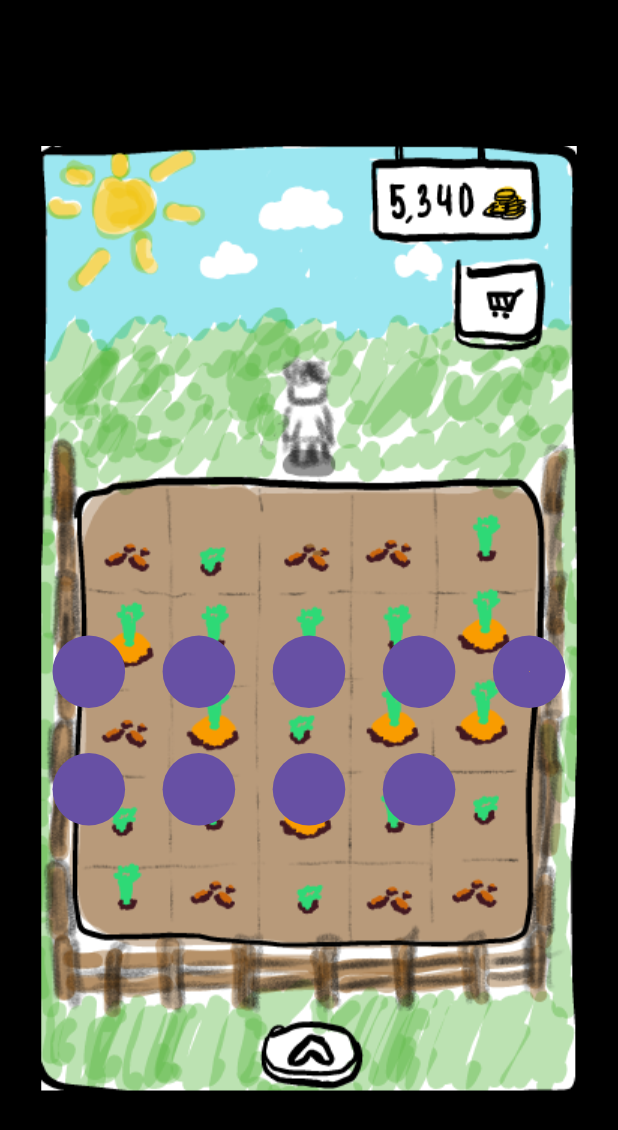
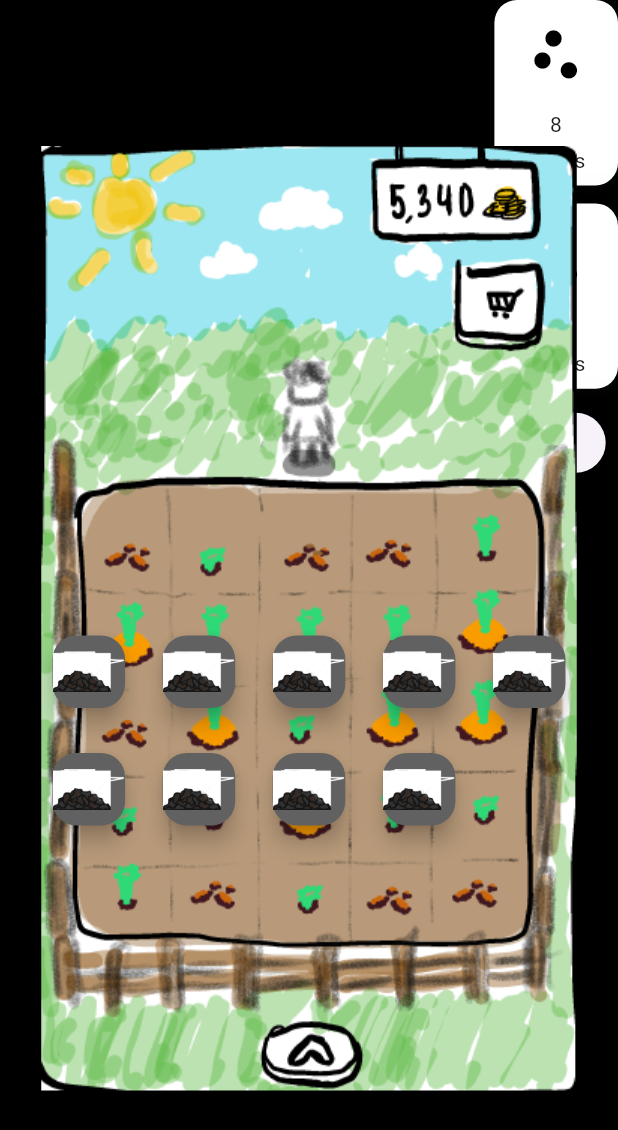
Before and after one commit to CS196Illinois/Group4-SP24, a Flutter app: the screen it shows after launch, on a phone screen of 412 x 824 dp. Shown: the top 1130 px of the screen. Run offline on Flutter 3.47's test engine with Material 3 defaults, Android fonts, the phone set to English and light mode, and no system bars; missing offline and left inert: flutterflow_ui, modal_side_sheet.

Commit message:
game function with changing images

```diff
--- a/flutter_application_2/lib/button.dart
+++ b/flutter_application_2/lib/button.dart
@@ -1,7 +1,15 @@
+//import 'dart:html';
+import 'count.dart';
 import 'package:flutter/material.dart';
+// import 'package:flutter/scheduler.dart';
+// import 'package:flutterflow_ui/flutterflow_ui.dart';
+
+
 
 class plot extends StatefulWidget {
   const plot({super.key});
+
+
 
   @override
   State<plot> createState() => _plotState();
@@ -9,14 +17,64 @@ class plot extends StatefulWidget {
 
 class _plotState extends State<plot> {
 
+final List currentImage =[
+'assets/images/seed1.png',
+'assets/images/seed2.png',
+'assets/images/seed3.png',
+'assets/images/seed4.png',
+];
+int i = 0;
+int s = 0;
+String current_image = 'assets/images/seed.png';
+
+
+
+void plots() {
+  setState(() {
+    seedStatus();
+   /*  Ticker((elapsed) {
+      i++;
+    }); */
+    //TimeOfDay now = TimeOfDay.now();
+    //DateTime threeHoursFromNow = DateTime.now().add(Duration(seconds: 10));
+    if (seedAvailability == true) {
+    if (i < 1) {
+      current_image = currentImage[i];
+      i++;
+      seedCount -= 1;
+     // now = TimeOfDay.now();
+    } else {
+      if (i == 30) {
+        current_image = 'assets/images/seed.png';
+        i = 0;
+      }
+    }
+}});
+}
+
+
 
   @override
   Widget build(BuildContext context) {
     return Padding(
       padding: EdgeInsets.all(10),
-      child: FilledButton(
-      onPressed: () {},
-      child: Image(image: AssetImage('assets/images/seed.png'))
+      child: AnimatedSwitcher(
+        duration: Duration(seconds: 1),
+        child: FloatingActionButton(
+          foregroundColor: Colors.amber[700],
+          backgroundColor: Colors.grey[700],
+        hoverColor: Colors.deepOrange[600],
+        onPressed: () {
+          setState(() =>
+            plots()
+          );
+        },
+        child: Image.asset(
+          current_image,
+          width: 70,
+          height: 70,
+          )
+        ),
       ),
       );
 }
@@ -34,3 +92,35 @@ class _plotState extends State<plot> {
     */
 
 }
+/* class plot2 extends StatefulWidget {
+  const plot2({super.key});
+
+  @override
+  State<plot2> createState() => _plot2State();
+}
+
+class _plot2State extends State<plot2> {
+
+void plots2(State plot2State) {
+  setState(() {
+    plot2State = _plot2State();
+  });
+}
+
+  @override
+  Widget build(BuildContext context) {
+    return Padding(
+      padding: EdgeInsets.all(10),
+      child: AnimatedSwitcher(
+        duration: Duration(seconds: 1),
+        child: FilledButton(
+        onPressed: () {
+          setState(() =>
+            plots2(_plot2State())
+          );
+        },
+        child: Image(image: AssetImage('assets/images/farm.png'))
+        ),
+      ),
+      );
+  } */
--- /dev/null
+++ b/flutter_application_2/lib/count.dart
@@ -0,0 +1,177 @@
+
+import 'package:flutterflow_ui/flutterflow_ui.dart';
+import 'package:flutter/material.dart';
+
+//import 'package:flutter/scheduler.dart';
+//import 'package:flutter_animate/flutter_animate.dart';
+//import 'package:google_fonts/google_fonts.dart';
+//import 'package:provider/provider.dart';
+
+//import 'dashboard07_count_card_copy_model.dart';
+//export 'dashboard07_count_card_copy_model.dart';
+
+int seedCount = 8;
+bool selectedState = false;
+Color iconColor = Colors.black;
+bool seedAvailability = false;
+
+
+
+void seedStatus() {
+  if (selectedState == true && seedCount > 0) {
+    seedAvailability = true;
+  } else {
+    seedAvailability = false;
+  }
+}
+
+
+
+class Dashboard07CountCardCopyWidget extends StatefulWidget {
+
+
+  @override
+  State<Dashboard07CountCardCopyWidget> createState() =>
+      _Dashboard07CountCardCopyWidgetState();
+}
+
+class _Dashboard07CountCardCopyWidgetState
+    extends State<Dashboard07CountCardCopyWidget>
+    with TickerProviderStateMixin {
+  //late Dashboard07CountCardCopyModel _model;
+/*
+  final animationsMap = {
+    'containerOnPageLoadAnimation': AnimationInfo(
+      trigger: AnimationTrigger.onPageLoad,
+      effects: [
+        FadeEffect(
+          curve: Curves.easeInOut,
+          delay: 0.ms,
+          duration: 600.ms,
+          begin: 0,
+          end: 1,
+        ),
+        MoveEffect(
+          curve: Curves.easeInOut,
+          delay: 0.ms,
+          duration: 600.ms,
+          begin: Offset(0, 90),
+          end: Offset(0, 0),
+        ),
+      ],
+    ),
+  };
+
+  @override
+  void setState(VoidCallback callback) {
+    super.setState(callback);
+    _model.onUpdate();
+  }
+
+  @override
+  void initState() {
+    super.initState();
+    _model = createModel(context, () => Dashboard07CountCardCopyModel());
+
+    setupAnimations(
+      animationsMap.values.where((anim) =>
+          anim.trigger == AnimationTrigger.onActionTrigger ||
+          !anim.applyInitialState),
+      this,
+    );
+  }
+
+  @override
+  void dispose() {
+    _model.maybeDispose();
+
+    super.dispose();
+  }
+*/
+void selected() {
+  setState(() {
+  selectedState = !selectedState;
+     if (selectedState == true) {
+    iconColor = Color.fromARGB(255, 105, 12, 5);
+  } else if (selectedState == false) {
+    iconColor = Colors.black;
+  }
+  print(selectedState.toString());
+  print(iconColor.toString());
+  });
+
+}
+
+  @override
+  Widget build(BuildContext context) {
+    return Padding(
+      padding: EdgeInsetsDirectional.fromSTEB(0, 0, 0, 12),
+      child: Material(
+        color: Colors.transparent,
+        elevation: 30,
+        shape: RoundedRectangleBorder(
+          borderRadius: BorderRadius.circular(10),
+        ),
+        child: Container(
+          width: MediaQuery.sizeOf(context).width * 0.2,
+          height: MediaQuery.sizeOf(context).height * 0.15,
+          decoration: BoxDecoration(
+            color: Colors.white,
+            boxShadow: [
+              BoxShadow(
+                blurRadius: 4,
+                color: Color(0x2B202529),
+                offset: Offset(0, 2),
+              )
+            ],
+            borderRadius: BorderRadius.circular(15),
+          ),
+          child: Padding(
+            padding: EdgeInsets.all(6),
+            child: Column(
+              mainAxisSize: MainAxisSize.max,
+              mainAxisAlignment: MainAxisAlignment.center,
+              children: [
+                IconButton(
+                onPressed: () {selected();},
+                isSelected: selectedState,
+                icon: Icon(Icons.scatter_plot,
+                color: iconColor
+                ),
+                focusColor: iconColor,
+                hoverColor: Colors.brown.withOpacity(0.2),
+                splashColor: Color.fromARGB(255, 162, 18, 8),
+                highlightColor: Colors.transparent,
+                iconSize: 44,
+                ),
+                Padding(
+                  padding: EdgeInsetsDirectional.fromSTEB(0, 6, 0, 4),
+                  child: Text(
+                    seedCount.toString(),
+                    textAlign: TextAlign.center,
+                    style: FlutterFlowTheme.of(context).displaySmall.override(
+                          fontFamily: 'Outfit',
+                          color: Color(0xFF14181B),
+                          fontSize: 12,
+                          fontWeight: FontWeight.w600,
+                        ),
+                  ),
+                ),
+                Text(
+                  'Seeds',
+                  textAlign: TextAlign.center,
+                  style: FlutterFlowTheme.of(context).labelMedium.override(
+                        fontFamily: 'Plus Jakarta Sans',
+                        color: Color(0xFF57636C),
+                        fontSize: 8,
+                        fontWeight: FontWeight.w500,
+                      ),
+                ),
+              ],
+            ),
+          ),
+        ),
+      )// animateOnPageLoad(animationsMap['containerOnPageLoadAnimation']!),
+    ,);
+  }
+    }
--- a/flutter_application_2/lib/main.dart
+++ b/flutter_application_2/lib/main.dart
@@ -1,7 +1,11 @@
 import 'package:flutter/cupertino.dart';
 import 'package:flutter/material.dart';
 import 'package:flutter/widgets.dart';
-import 'package:flutter_application_2/button.dart';
+import 'package:flutter_application_2/shop.dart';
+import 'button.dart';
+import 'count.dart';
+//import 'shop.dart';
+
 void main() {
   runApp(const MainApp());
 }
@@ -25,9 +29,16 @@ class _MainAppState extends State<MainApp> {
             mainAxisSize: MainAxisSize.max,
             children: [
               Expanded(
-                flex:  4,
                 child: Stack(
                   children: [
+                    Align(
+                      alignment: Alignment(1, -0.7),
+                        child: Column(
+                          children: [
+                          Dashboard07CountCardCopyWidget(),
+                          Dashboard07CountCardCopyWidget(),
+                          shop(),
+                          ])),
                     Align(
                       alignment: AlignmentDirectional(0, 0),
                       child: ClipRRect(
--- /dev/null
+++ b/flutter_application_2/lib/shop.dart
@@ -0,0 +1,166 @@
+
+import 'package:flutter/widgets.dart';
+//import 'package:flutter_application_2/button.dart';
+// import 'package:flutterflow_ui/flutterflow_ui.dart';
+import 'package:modal_side_sheet/modal_side_sheet.dart';
+import 'package:flutter/material.dart';
+import 'count.dart';
+import 'insideshop.dart';
+//import 'package:flutter/scheduler.dart';
+//import 'package:flutter_animate/flutter_animate.dart';
+//import 'package:google_fonts/google_fonts.dart';
+//import 'package:provider/provider.dart';
+
+//import 'dashboard07_count_card_copy_model.dart';
+//export 'dashboard07_count_card_copy_model.dart';
+
+
+
+class shop extends StatefulWidget {
+
+
+  @override
+  State<shop> createState() =>
+      _ShopState();
+}
+
+class _ShopState extends State<shop>
+    with TickerProviderStateMixin {
+  //late Dashboard07CountCardCopyModel _model;
+/*
+  final animationsMap = {
+    'containerOnPageLoadAnimation': AnimationInfo(
+      trigger: AnimationTrigger.onPageLoad,
+      effects: [
+        FadeEffect(
+          curve: Curves.easeInOut,
+          delay: 0.ms,
+          duration: 600.ms,
+          begin: 0,
+          end: 1,
+        ),
+        MoveEffect(
+          curve: Curves.easeInOut,
+          delay: 0.ms,
+          duration: 600.ms,
+          begin: Offset(0, 90),
+          end: Offset(0, 0),
+        ),
+      ],
+    ),
+  };
+
+  @override
+  void setState(VoidCallback callback) {
+    super.setState(callback);
+    _model.onUpdate();
+  }
+
+  @override
+  void initState() {
+    super.initState();
+    _model = createModel(context, () => Dashboard07CountCardCopyModel());
+
+    setupAnimations(
+      animationsMap.values.where((anim) =>
+          anim.trigger == AnimationTrigger.onActionTrigger ||
+          !anim.applyInitialState),
+      this,
+    );
+  }
+
+  @override
+  void dispose() {
+    _model.maybeDispose();
+
+    super.dispose();
+  }
+*/
+void selected() {
+  setState(() {
+  selectedState = !selectedState;
+});
+}
+
+  @override
+  Widget build(BuildContext context) {
+    return Padding(
+      padding: EdgeInsetsDirectional.fromSTEB(0, 0, 0, 12),
+      child: Material(
+        color: Colors.transparent,
+        elevation: 30,
+        shape: RoundedRectangleBorder(
+          borderRadius: BorderRadius.circular(10),
+        ),
+        child: ElevatedButton(
+            child: Icon(Icons.shopping_cart_checkout),
+            onPressed: () {
+              showModalSideSheet(
+                width: MediaQuery.sizeOf(context).width * 0.6,
+                context: context,
+                body: shopper(),
+              );
+                } )));
+
+            }
+        /* child: Container(
+          width: MediaQuery.sizeOf(context).width * 0.2,
+          height: MediaQuery.sizeOf(context).height * 0.15,
+          decoration: BoxDecoration(
+            color: Colors.white,
+            boxShadow: [
+              BoxShadow(
+                blurRadius: 4,
+                color: Color(0x2B202529),
+                offset: Offset(0, 2),
+              )
+            ],
+            borderRadius: BorderRadius.circular(15),
+          ),
+          child: Padding(
+            padding: EdgeInsets.all(6),
+            child: ModalBottomSheet(
+              mainAxisSize: MainAxisSize.max,
+              mainAxisAlignment: MainAxisAlignment.center,
+              children: [
+                IconButton(
+                  onPressed: () {selected();},
+                isSelected: selectedState,
+                icon: Icon(Icons.scatter_plot,
+                color: iconColor
+                ),
+                focusColor: iconColor,
+                hoverColor: Colors.brown.withOpacity(0.2),
+                splashColor: Color.fromARGB(255, 162, 18, 8),
+                highlightColor: Colors.transparent,
+                iconSize: 44,
+                ),
+                Padding(
+                  padding: EdgeInsetsDirectional.fromSTEB(0, 6, 0, 4),
+                  child: Text(
+                    seedCount.toString(),
+                    textAlign: TextAlign.center,
+                    style: FlutterFlowTheme.of(context).displaySmall.override(
+                          fontFamily: 'Outfit',
+                          color: Color(0xFF14181B),
+                          fontSize: 12,
+                          fontWeight: FontWeight.w600,
+                        ),
+                  ),
+                ),
+                Text(
+                  'Seeds',
+                  textAlign: TextAlign.center,
+                  style: FlutterFlowTheme.of(context).labelMedium.override(
+                        fontFamily: 'Plus Jakarta Sans',
+                        color: Color(0xFF57636C),
+                        fontSize: 8,
+                        fontWeight: FontWeight.w500,
+                      ),
+                ),
+              ],
+            ),
+          ),
+        ),*/
+
+  }
--- a/flutter_application_2/pubspec.yaml
+++ b/flutter_application_2/pubspec.yaml
@@ -9,11 +9,15 @@ environment:
 dependencies:
   flutter:
     sdk: flutter
+  flutterflow_ui: ^0.2.0+1
+
 
 dev_dependencies:
   flutter_test:
     sdk: flutter
   flutter_lints: ^3.0.0
+  modal_side_sheet: ^0.0.1
+
 
 flutter:
   uses-material-design: true
```
Also changed, not shown: flutter_application_2/lib/insideshop.dart (added, +40 -0 lines), flutter_application_2/lib/shoppinglist.dart (added, +57 -0 lines), flutter_application_2/assets/images/seed.png, flutter_application_2/assets/images/seed1.png (added), flutter_application_2/assets/images/seed2.png (added), flutter_application_2/assets/images/seed3.png (added), flutter_application_2/assets/images/seed4.png (added), flutter_application_2/pubspec.lock, 3 other files.
